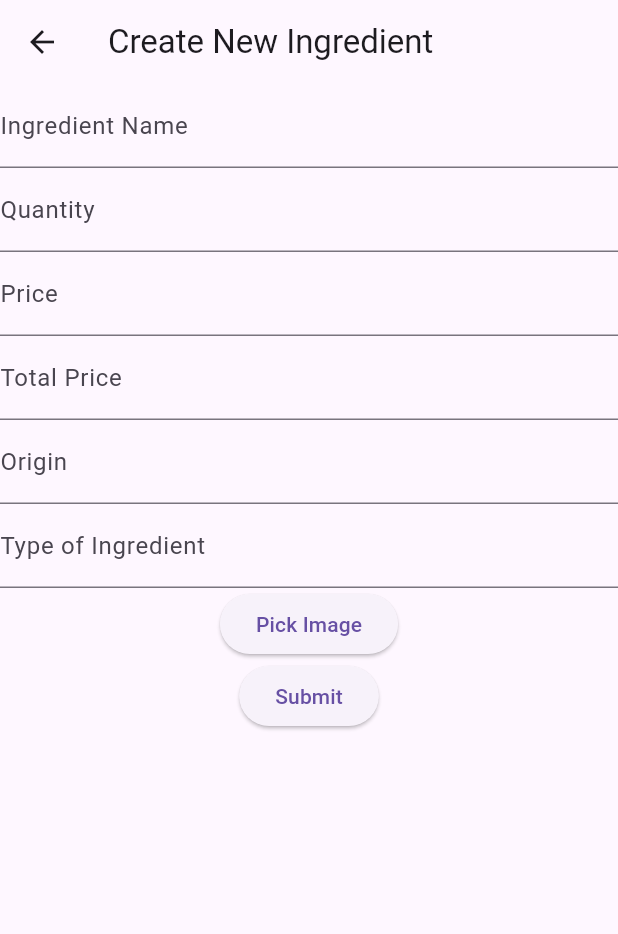
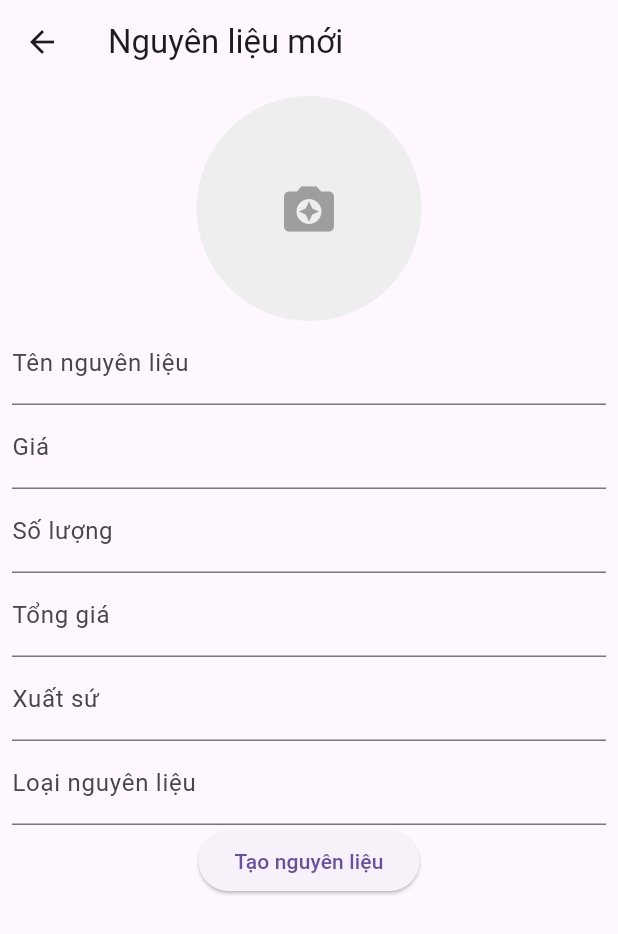
Before and after one commit to nguyenphanhoailinh/flutter_app_manager, a Flutter app: the ProductPage screen opened by its route, after a tap on the "add" icon, on a phone screen of 412 x 824 dp. Shown: the top 934 px of the screen. Run offline on Flutter 3.47's test engine with Material 3 defaults, Android fonts, the phone set to English and light mode, and no system bars; our stand-ins replace dio, image_picker, shared_preferences; missing offline and left inert: dart:html; accounts and stored records are empty; network calls fail.

Commit message:
fix lỗi

```diff
--- a/lib/main.dart
+++ b/lib/main.dart
@@ -1,5 +1,7 @@
 import 'package:flutter/material.dart';
+import 'package:flutter_app_manager/views_app/Admin_ProductManagement/view_product/CreateProduct.dart';
 import 'package:flutter_app_manager/views_app/Admin_ProductManagement/view_product/productpage.dart';
+import 'package:flutter_app_manager/views_app/Admin_ProductManagement/view_product/updateproductpage.dart';
 import 'package:flutter_app_manager/views_app/View_Menu/CreateDishPage.dart';
 import 'package:flutter_app_manager/views_app/View_Table/create_Table.dart';
 import 'package:flutter_app_manager/views_app/View_Table/menu_Table.dart';
@@ -25,9 +27,10 @@ class MyApp extends StatelessWidget {const MyApp({super.key});
         '/login':(context) => LoginForm(),
         '/bill':(context) => BillPage(),
         '/ingredients':(context) => ProductPage(),
+
       },
       home: Scaffold(
-        body: ProductPage(),
+        body: LoginForm(),
       ),
     );
   }
--- a/lib/models/ingredient.dart
+++ b/lib/models/ingredient.dart
@@ -1,4 +1,5 @@
 class Ingredient{
+  int idingredient;
   String nameingredient;
   String imagefilename;
   int soluong;
@@ -8,6 +9,7 @@ class Ingredient{
   DateTime ngaygionhap;
   String loainguyenlieu;
 Ingredient ({
+  required this.idingredient,
     required this.nameingredient,
     required this.imagefilename,
   required this.soluong,
@@ -19,6 +21,7 @@ Ingredient ({
 });
 factory Ingredient.fromJson(Map<String, dynamic> json){
   return Ingredient(
+      idingredient: json['idingredient'] as int,
       nameingredient: json['nameingredient'] ,
       imagefilename: json['imagefilename'],
       soluong: json['soluong'] as int,
@@ -31,6 +34,7 @@ factory Ingredient.fromJson(Map<String, dynamic> json){
 }
 Map<String, dynamic > toJson(){
   return {
+    'idingredient':idingredient,
     'nameingredient': nameingredient,
     'imagefilename': imagefilename,
     'soluong': soluong,
--- a/lib/views_app/Admin_ProductManagement/view_product/CreateProduct.dart
+++ b/lib/views_app/Admin_ProductManagement/view_product/CreateProduct.dart
@@ -1,7 +1,7 @@
 import 'dart:html';
 import 'package:dio/dio.dart';
 import 'package:flutter/material.dart';
-
+import 'package:image_picker/image_picker.dart';
 import '../../../models/ingredient.dart';
 
 class CreateProductPage extends StatefulWidget {
@@ -10,127 +10,149 @@ class CreateProductPage extends StatefulWidget {
 }
 
 class _CreateProductPageState extends State<CreateProductPage> {
-  final _formKey = GlobalKey<FormState>();
-  Ingredient newIngredient = Ingredient(
-    nameingredient: '',
-    imagefilename: '',
-    soluong: 0,
-    price: 0.0,
-    totalprice: 0.0,
-    xuatsu: '',
-    ngaygionhap: DateTime.now(),
-    loainguyenlieu: '',
-  );
 
   Dio dio = Dio(BaseOptions(baseUrl: "http://localhost:8818/api/v1/ingredient"));
-  FileUploadInputElement? _uploadInputElement;
+  String? _imageUrl;
+  final ImagePicker _picker = ImagePicker();
+  final TextEditingController _nameingredientController = TextEditingController();
+  final TextEditingController _priceController = TextEditingController();
+  final TextEditingController _soluongController = TextEditingController();
+  final TextEditingController _totalpriceController = TextEditingController();
+  final TextEditingController _xuatsuController = TextEditingController();
+ final TextEditingController _ngaygionhapController = TextEditingController();
 
-  void pickImage() {
-    _uploadInputElement = FileUploadInputElement()..accept = 'image/*';
-    _uploadInputElement!.click();
+  final TextEditingController _loainguyenlieuController = TextEditingController();
 
-    _uploadInputElement!.onChange.listen((event) {
-      final file = _uploadInputElement!.files!.first;
-      final reader = FileReader();
+  XFile? pickedImage;
+  void _pickImage() async {
+    pickedImage = await _picker.pickImage(source: ImageSource.gallery);
 
-      reader.readAsDataUrl(file);
-      reader.onLoadEnd.listen((event) {
     setState(() {
-          newIngredient.imagefilename = reader.result as String;
-        });
-      });
+      _imageUrl = pickedImage!.path;
     });
   }
+  Future<void> createIngredient() async {
+    try {
 
-  Future<void> createIngredient() async {
-    if (newIngredient.imagefilename == null) return;
-
+      if (pickedImage != null) {
         FormData formData = FormData.fromMap({
-      "nameingredient": newIngredient.nameingredient,
-      "soluong": newIngredient.soluong,
-      "price": newIngredient.price,
-      "totalprice": newIngredient.totalprice,
-      "xuatsu": newIngredient.xuatsu,
-      "ngaygionhap": newIngredient.ngaygionhap.toIso8601String(),
-      "loainguyenlieu": newIngredient.loainguyenlieu,
-      "image": newIngredient.imagefilename,
+          'image': await MultipartFile.fromBytes( await pickedImage!.readAsBytes(),filename: pickedImage!.name),
+          'nameingredient': _nameingredientController.text,
+          'soluong':_soluongController.text,
+          'price': double.parse(_priceController.text),
+          'totalprice':double.parse(_totalpriceController.text),
+          'xuatsu':_xuatsuController.text,
+          'loainguyenlieu':_loainguyenlieuController.text,
+          'ngaygionhap': DateTime.now().toIso8601String(),
         });
 
-    try {
-      var response = await dio.post("/create", data: formData);
+        final response = await dio.post("/create", data: formData);
         if (response.statusCode == 200) {
-        print("Ingredient created successfully");
+
+          print("product created successfully");
+          ScaffoldMessenger.of(context).showSnackBar(
+            const SnackBar(
+              content: Text('Tạo thành công'),
+              backgroundColor: Colors.green,
+            ),
+          );
         } else {
-        print("Ingredient creation failed");
+          print("Failed to create dish");
         }
-    } catch (e) {
-      print(e);
+      } else {
+        print("No image selected");
       }
+    } catch (error) {
+      print("Failed to connect to API + formData");
+    }
+  }
+  void calculateTotalPrice() {
+    int soluong = int.parse(_soluongController.text);
+    double price = double.parse(_priceController.text);
+
+    double totalprice = soluong * price;
+
+    _totalpriceController.text = totalprice.toString();
   }
 
   @override
   Widget build(BuildContext context) {
     return Scaffold(
       appBar: AppBar(
-        title: Text('Create New Ingredient'),
+        title: Text('Nguyên liệu mới'),
       ),
-      body: Form(
-        key: _formKey,
+      body: SingleChildScrollView(
+        child: Padding(
+          padding: const EdgeInsets.all(8.0),
           child: Column(
             children: <Widget>[
-            TextFormField(
-              decoration: InputDecoration(labelText: 'Ingredient Name'),
-              onSaved: (value) {
-                newIngredient.nameingredient = value ?? '';
+              GestureDetector(
+                onTap: _pickImage,
+                child: Container(
+                  height: 150,
+                  width: 150,
+                  decoration: BoxDecoration(
+                    color: Colors.grey[200],
+                    borderRadius: BorderRadius.circular(75),
+                  ),
+                  child: _imageUrl != null
+                      ? ClipRRect(
+                    borderRadius: BorderRadius.circular(75),
+                    child: Image.network(
+                      _imageUrl!,
+                      fit: BoxFit.cover,
+                    ),
+                  )
+                      : const Icon(
+                    Icons.camera_enhance,
+                    size: 40,
+                    color: Colors.grey,
+                  ),
+                ),
+              ),
+              TextField(
+                controller: _nameingredientController,
+                decoration: InputDecoration(labelText: 'Tên nguyên liệu'),
+              ),
+              TextField(
+                controller: _priceController,
+                decoration: InputDecoration(labelText: 'Giá'),
+                keyboardType: TextInputType.number,
+                onChanged: (value) {
+                  calculateTotalPrice();
                 },
               ),
-            TextFormField(
-              decoration: InputDecoration(labelText: 'Quantity'),
-              keyboardType: TextInputType.number,
-              onSaved: (value) {
-                newIngredient.soluong = int.parse(value ?? '0');
+              TextField(
+                controller: _soluongController,
+                decoration: InputDecoration(labelText: 'Số lượng'),
+                onChanged: (value) {
+                  calculateTotalPrice();
                 },
               ),
-            TextFormField(
-              decoration: InputDecoration(labelText: 'Price'),
+              TextField(
+                controller: _totalpriceController,
+                decoration: InputDecoration(labelText: 'Tổng giá'),
                 keyboardType: TextInputType.number,
-              onSaved: (value) {
-                newIngredient.price = double.parse(value ?? '0.0');
-              },
               ),
-            TextFormField(
-              decoration: InputDecoration(labelText: 'Total Price'),
-              keyboardType: TextInputType.number,
-              onSaved: (value) {
-                newIngredient.totalprice = double.parse(value ?? '0.0');
-              },
+              TextField(
+                controller: _xuatsuController,
+                decoration: InputDecoration(labelText: 'Xuất sứ'),
               ),
-            TextFormField(
-              decoration: InputDecoration(labelText: 'Origin'),
-              onSaved: (value) {
-                newIngredient.xuatsu = value ?? '';
-              },
+              TextField(
+                controller: _loainguyenlieuController,
+                decoration: InputDecoration(labelText: 'Loại nguyên liệu'),
               ),
-            TextFormField(
-              decoration: InputDecoration(labelText: 'Type of Ingredient'),
-              onSaved: (value) {
-                newIngredient.loainguyenlieu = value ?? '';
-              },
-            ),
+              // TextField(
+              //   controller: _ngaygionhapController,
+              //   decoration: InputDecoration(labelText: 'Ngày giờ nhập'),
+              // ),
+
               ElevatedButton(
-              onPressed: pickImage,
-              child: Text('Pick Image'),
-            ),
-            ElevatedButton(
-              onPressed: () {
-                if (_formKey.currentState!.validate()) {
-                  _formKey.currentState!.save();
-                  createIngredient();
-                }
-              },
-              child: Text('Submit'),
+                onPressed: createIngredient,
+                child: Text('Tạo nguyên liệu'),
               ),
             ],
+          ),
         ),
       ),
     );
--- a/lib/views_app/Admin_ProductManagement/view_product/productpage.dart
+++ b/lib/views_app/Admin_ProductManagement/view_product/productpage.dart
@@ -1,15 +1,21 @@
 import 'package:flutter/material.dart';
 import 'package:dio/dio.dart';
+import 'package:flutter_app_manager/views_app/Admin_ProductManagement/view_product/updateproductpage.dart';
 import '../../../models/ingredient.dart';
 import 'CreateProduct.dart';
 
 class ProductPage extends StatefulWidget {
+  // final Ingredient? ingredient;
+  //
+  // ProductPage({required this.ingredient});
   @override
   _ProductPageState createState() => _ProductPageState();
 }
 
 class _ProductPageState extends State<ProductPage> {
   List<Ingredient> ingredients = [];
+  String? _selectedType;
+  // List<Ingredient>? _ingredients;
   Dio dio = Dio(BaseOptions(baseUrl: "http://localhost:8818/api/v1/ingredient"));
 
 
@@ -17,94 +23,171 @@ class _ProductPageState extends State<ProductPage> {
    try{
      final response = await dio.get("/all");
      if(response.statusCode == 200){
-       print(response);
-       print('chay');
        List<dynamic> JsonResponse = response.data;
        if(JsonResponse is List){
-         print(response);
          return JsonResponse.map((item) => Ingredient.fromJson(item)).toList();
-
        }
        else{
        throw Exception('Failed to load list  from API');
      }
-
      }else{
        throw Exception('Failed to load dishes from API');
      }
-
-
    }catch(e){
      print('error:$e');
      throw Exception('failse');
    }
   }
+  Future<List<Ingredient>> getIngredientsByLoainguyenlieu(String loainguyenlieu) async {
+    final response = await dio.get("/loainguyenlieu/$loainguyenlieu");
 
+    if (response.statusCode == 200) {
+      print(response);
+      List<dynamic> jsonResponse = response.data;
+      return jsonResponse.map((item) => Ingredient.fromJson(item)).toList();
+    } else {
+      throw Exception('Failed to load ingredients from API');
+    }
+  }
+  Future<void> deleteIngredient(int id) async {
+    try {
+      final response = await dio.delete("/delete/${id}");
+      if (response.statusCode == 200) {
+        print('Ingredient deleted successfully');
+
+      } else {
+        throw Exception('Failed to delete Ingredient');
+      }
+    } catch (error) {
+      print('Error: $error');
+      throw Exception('Failed to connect to API');
+    }
+  }
   @override
   void initState() {
     super.initState();
+    _fetchIngredients();
+  }
+
+  void _fetchIngredients([String? loainguyenlieu]) {
+    if (loainguyenlieu != null) {
+      getIngredientsByLoainguyenlieu(loainguyenlieu).then((ingredients) {
+        setState(() {
+          this.ingredients = ingredients;
+        });
+      });
+    } else {
       getAllIngerdient().then((ingredients) {
         setState(() {
           this.ingredients = ingredients;
         });
       });
     }
+  }
 
   @override
   Widget build(BuildContext context) {
     return Scaffold(
       appBar: AppBar(
-        title: Text('Ingredients'),
+        title: Text('Danh Sách các Nguyên liệu'),
+        leading: IconButton(
+          icon: Icon(Icons.add),
+          onPressed: () {
+            Navigator.push(
+              context,
+              MaterialPageRoute(
+                builder: (context) => CreateProductPage(), // Trang để tạo nguyên liệu mới
               ),
-      body: SingleChildScrollView(
+            );
+          },
+        ),
+        actions: <Widget>[
+          PopupMenuButton<String>(
+            icon: const Icon(Icons.filter_list),
+            onSelected: (String result) {
+              _fetchIngredients(result);
+            },
+            itemBuilder: (BuildContext context) => <PopupMenuEntry<String>>[
+              const PopupMenuItem<String>(
+                value: 'Thịt',
+                child: Text('Thịt'),
+              ),
+              const PopupMenuItem<String>(
+                value: 'Rau',
+                child: Text('Rau'),
+              ),
+              // Thêm các loại nguyên liệu khác tại đây
+            ],
+          ),
+        ],
+      ),
+      body: ingredients == null
+          ? CircularProgressIndicator()
+          : Padding(
+        padding: const EdgeInsets.all(8.0),
+        child: SingleChildScrollView(
           scrollDirection: Axis.horizontal,
           child: DataTable(
+            columnSpacing: 20,
+            headingRowColor: MaterialStateColor.resolveWith((states) => Colors.grey[200]!),
             columns: const <DataColumn>[
-            DataColumn(
-              label: Text('Name'),
+              DataColumn(label: Text('Tên nguyên liệu', style: TextStyle(fontSize: 16))),
+              DataColumn(label: Text('Hình ảnh', style: TextStyle(fontSize: 16))),
+              DataColumn(label: Text('Số lượng', style: TextStyle(fontSize: 16))),
+              DataColumn(label: Text('Giá', style: TextStyle(fontSize: 16))),
+              DataColumn(label: Text('Tổng giá', style: TextStyle(fontSize: 16))),
+              DataColumn(label: Text('Xuất sứ', style: TextStyle(fontSize: 16))),
+              DataColumn(label: Text('Loại nguyên liệu', style: TextStyle(fontSize: 16))),
+              DataColumn(label: Text('Ngày giờ nhập', style: TextStyle(fontSize: 16))),
+              DataColumn(label: Text('Chỉnh sửa', style: TextStyle(fontSize: 16))), // Thêm cột "Chỉnh sửa"
+            ],
+            rows: ingredients!.map<DataRow>((Ingredient ingredient) {
+              return DataRow(
+                cells: <DataCell>[
+                  DataCell(Text(ingredient.nameingredient)),
+                  DataCell(
+                    Image.network(ingredient.imagefilename, height: 70, width: 70),
                   ),
-            DataColumn(
-              label: Text('Image'),
+                  DataCell(Text('${ingredient.soluong}')),
+                  DataCell(Text('${ingredient.price}')),
+                  DataCell(Text('${ingredient.totalprice}')),
+                  DataCell(Text(ingredient.xuatsu)),
+                  DataCell(Text(ingredient.loainguyenlieu)),
+                  DataCell(Text('${ingredient.ngaygionhap}')),
+                  DataCell(
+                    Row(
+                      children: <Widget>[
+                        IconButton(
+                          icon: Icon(Icons.edit),
+                          onPressed: () {
+                            Navigator.push(
+                              context,
+                              MaterialPageRoute(
+                                builder: (context) => UpdateProductPage(ingredient: ingredient),
                               ),
-            DataColumn(
-              label: Text('Quantity'),
+                            );
+                          },
                         ),
-            DataColumn(
-              label: Text('Price'),
+                        IconButton(
+                          icon: Icon(Icons.delete),
+                          onPressed: () async {
+                            await deleteIngredient(ingredient.idingredient);
+                            setState(() {
+                              // Gọi lại hàm tải dữ liệu ở đây
+                              _fetchIngredients();
+                            });
+                          },
+
                         ),
-            DataColumn(
-              label: Text('Total Price'),
+
+                      ],
                     ),
-            DataColumn(
-              label: Text('Origin'),
-            ),
-            DataColumn(
-              label: Text('Date of Entry'),
-            ),
-            DataColumn(
-              label: Text('Type of Ingredient'),
                   ),
                 ],
-          rows: ingredients.map((Ingredient ingredient) => DataRow(
-            cells: <DataCell>[
-              DataCell(Text(ingredient.nameingredient)),
-              DataCell(Image.network(ingredient.imagefilename, width: 50, height: 50)),
-              DataCell(Text(ingredient.soluong.toString())),
-              DataCell(Text(ingredient.price.toString())),
-              DataCell(Text(ingredient.totalprice.toString())),
-              DataCell(Text(ingredient.xuatsu)),
-              DataCell(Text(ingredient.ngaygionhap.toString())),
-              DataCell(Text(ingredient.loainguyenlieu)),
-            ],
-          )).toList(),
+              );
+            }).toList(),
           ),
         ),
-      floatingActionButton: FloatingActionButton(
-        onPressed: () {
-          Navigator.push(context, MaterialPageRoute(builder: (context) => CreateProductPage()));
-        },
-        child: Icon(Icons.add),
-        backgroundColor: Colors.green,
       ),
     );
   }
--- a/lib/views_app/View_Menu/Edit_Dish.dart
+++ b/lib/views_app/View_Menu/Edit_Dish.dart
@@ -128,16 +128,11 @@ class _EditDishPageState extends State<EditDishPage> {
             ),
             SizedBox(height: 10),
             ElevatedButton(
-
-
               style: ElevatedButton.styleFrom(
                 backgroundColor: Color.fromRGBO(109, 117, 208, 0.8),
                 minimumSize: const Size(50, 50),
-
-
               ),
               onPressed: _pickImage,
-
               child: const Row(
                 mainAxisAlignment: MainAxisAlignment.center,
                 children: [
@@ -146,7 +141,6 @@ class _EditDishPageState extends State<EditDishPage> {
                   Text('Chọn hình ảnh mới'),
                 ],
               ),
-
             ),
             const SizedBox(height: 10),
             ElevatedButton(
--- a/lib/views_app/View_Menu/menu_dish.dart
+++ b/lib/views_app/View_Menu/menu_dish.dart
@@ -70,14 +70,14 @@ class _MenuDishState extends State<Menu_Dish> {
         title: Text('Danh sách món ăn '),
         automaticallyImplyLeading: false,
         leading: IconButton(
-          icon: Icon(Icons.chevron_left, color: Colors.white),
+          icon: const Icon(Icons.chevron_left, color: Colors.white),
           onPressed: () => Navigator.pushReplacementNamed(context, '/home'),
         ),
         backgroundColor: Color.fromRGBO(109, 117, 208, 0.8),
         actions: <Widget>[
 
           PopupMenuButton<String>(
-            icon: Icon(Icons.add_to_photos),
+            icon: const Icon(Icons.add_to_photos),
             onSelected: (String result) {
                   Navigator.push(
                     context,
```
Also changed, not shown: lib/models/signin.dart (+8 -1 lines), lib/models/user.dart (+4 -3 lines), lib/views_app/Admin_ProductManagement/view_product/updateproductpage.dart (+174 -0 lines), lib/views_app/login/loginform.dart (+19 -6 lines), lib/views_app/register/registerform.dart (+15 -15 lines). Lines whose indentation alone changed are shown as unchanged.
